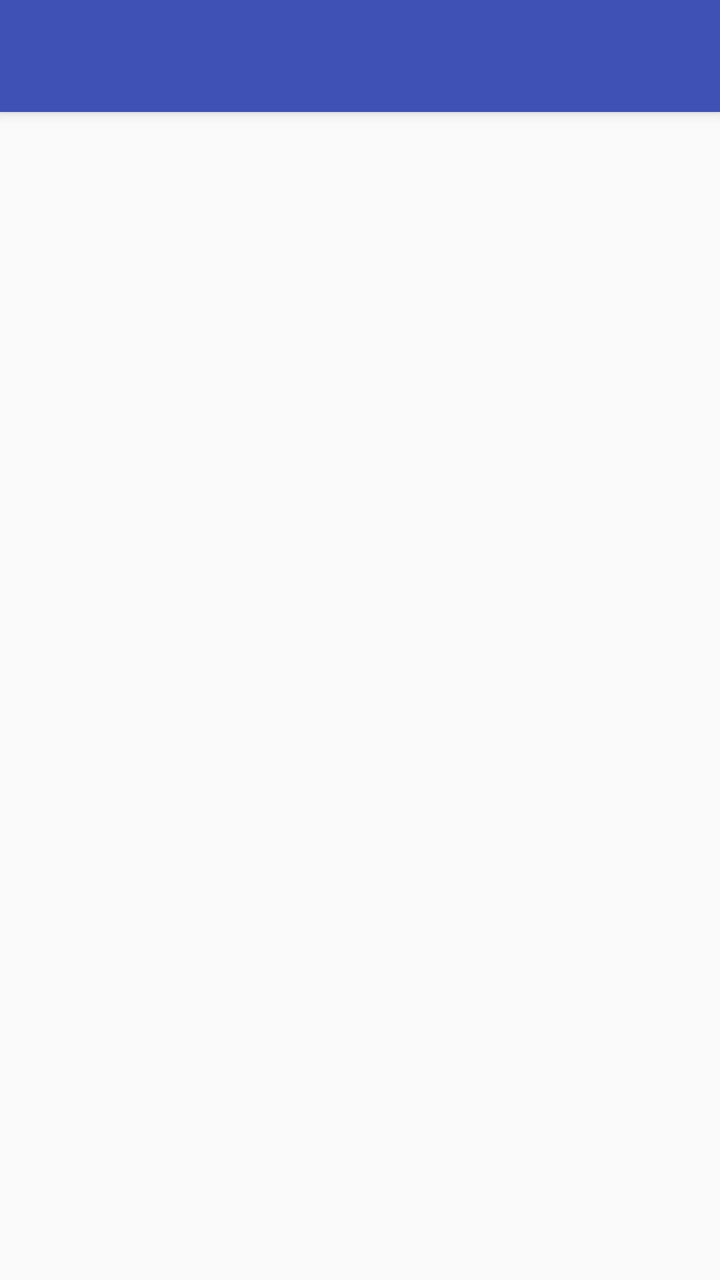
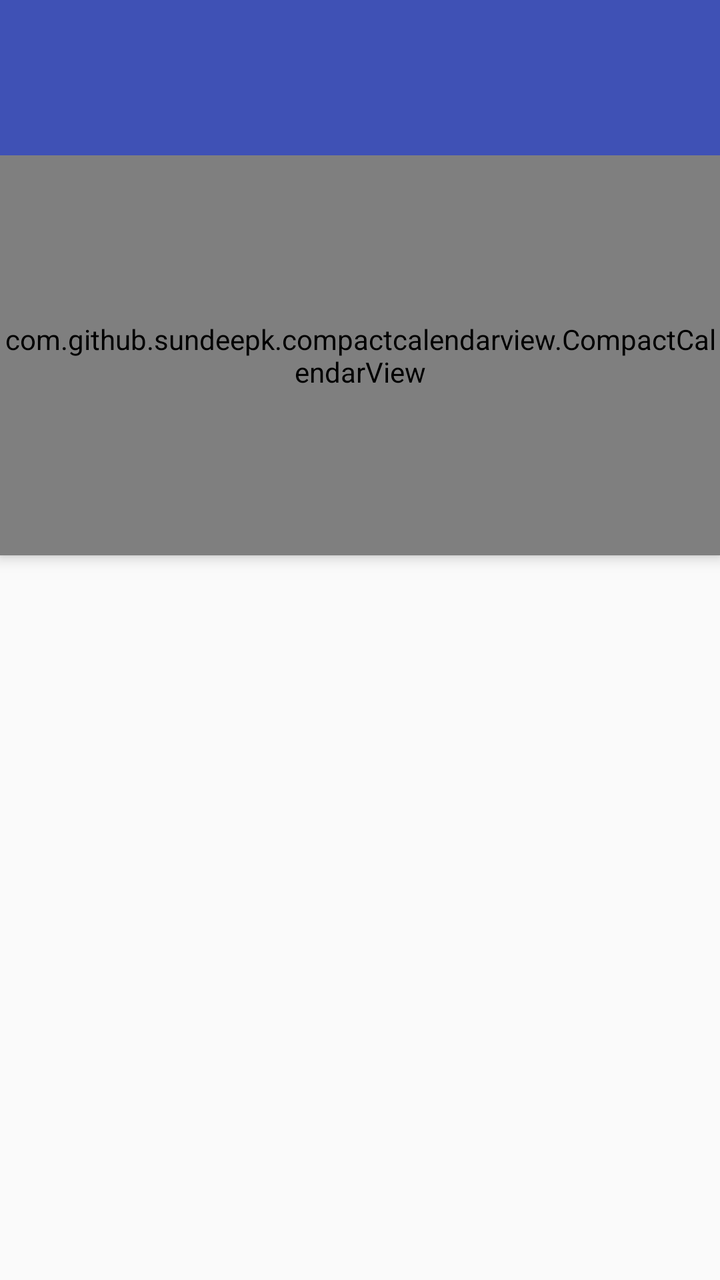

The first picture is an Android layout as it rendered before a commit; the second is the same layout after the commit. The layout source and the unified diff follow.
<!-- AndroidManifest.xml: application theme AppTheme.NoActionBar -->
<!-- res/layout/app_bar_main.xml -->
<?xml version="1.0" encoding="utf-8"?>
<android.support.design.widget.CoordinatorLayout xmlns:android="http://schemas.android.com/apk/res/android"
    xmlns:app="http://schemas.android.com/apk/res-auto"
    xmlns:tools="http://schemas.android.com/tools"
    android:layout_width="match_parent"
    android:layout_height="match_parent"
    tools:context="com.sharpdroid.registro.Activities.MainActivity">

    <android.support.design.widget.AppBarLayout
        android:layout_width="match_parent"
        android:layout_height="wrap_content"
        android:background="?attr/colorPrimary"
        android:fitsSystemWindows="true"
        android:theme="@style/AppTheme.AppBarOverlay">

        <android.support.v7.widget.Toolbar
            android:id="@+id/toolbar"
            android:layout_width="match_parent"
            android:layout_height="?attr/actionBarSize"
            app:popupTheme="@style/AppTheme.PopupOverlay" />

        <com.github.sundeepk.compactcalendarview.CompactCalendarView
            android:id="@+id/calendar"
            android:layout_width="match_parent"
            android:layout_height="200dp"
            android:visibility="gone"
            app:compactCalendarBackgroundColor="?attr/colorPrimary"
            app:compactCalendarCurrentDayBackgroundColor="@color/bluematerial"
            app:compactCalendarCurrentSelectedDayBackgroundColor="?attr/colorPrimaryDark"
            app:compactCalendarMultiEventIndicatorColor="#ff76ff03"
            app:compactCalendarTextColor="#ffffffff"
            app:compactCalendarTextSize="12.0sp" />

    </android.support.design.widget.AppBarLayout>

    <include layout="@layout/content_main" />

</android.support.design.widget.CoordinatorLayout>
<!-- res/layout/content_main.xml (included above) -->
<?xml version="1.0" encoding="utf-8"?>
<RelativeLayout xmlns:android="http://schemas.android.com/apk/res/android"
    xmlns:app="http://schemas.android.com/apk/res-auto"
    xmlns:tools="http://schemas.android.com/tools"
    android:id="@+id/fragment_container"
    android:layout_width="match_parent"
    android:layout_height="match_parent"
    app:layout_behavior="@string/appbar_scrolling_view_behavior"
    tools:context="com.sharpdroid.registro.Activities.MainActivity"
    tools:showIn="@layout/app_bar_main" />
<!-- resources referenced by this layout -->
<resources>
  <color name="bluematerial">#2196F3</color>
  <style name="AppTheme.AppBarOverlay" parent="ThemeOverlay.AppCompat.Dark.ActionBar" />
  <style name="AppTheme.PopupOverlay" parent="ThemeOverlay.AppCompat.Light" />
  <style name="AppTheme.NoActionBar">
          <item name="windowActionBar">false</item>
          <item name="windowNoTitle">true</item>
      </style>
</resources>

<!-- the commit's change to res/layout/app_bar_main.xml (unified diff, before → after) -->
@@ -19,11 +19,20 @@
             android:layout_height="?attr/actionBarSize"
             app:popupTheme="@style/AppTheme.PopupOverlay" />
 
+        <TextView
+            android:id="@+id/month"
+            android:layout_width="match_parent"
+            android:layout_height="wrap_content"
+            android:gravity="center"
+            android:paddingBottom="4dp"
+            android:textColor="@color/md_white_1000"
+            android:textSize="13sp"
+            android:textStyle="bold" />
+
         <com.github.sundeepk.compactcalendarview.CompactCalendarView
             android:id="@+id/calendar"
             android:layout_width="match_parent"
             android:layout_height="200dp"
-            android:visibility="gone"
             app:compactCalendarBackgroundColor="?attr/colorPrimary"
             app:compactCalendarCurrentDayBackgroundColor="@color/bluematerial"
             app:compactCalendarCurrentSelectedDayBackgroundColor="?attr/colorPrimaryDark"
<!-- resource entries referenced after the edit -->
@@ -1,6 +1,7 @@
 <!-- resources referenced by this layout -->
 <resources>
   <color name="bluematerial">#2196F3</color>
+  <color name="md_white_1000">#ffffff</color>
   <style name="AppTheme.AppBarOverlay" parent="ThemeOverlay.AppCompat.Dark.ActionBar" />
   <style name="AppTheme.PopupOverlay" parent="ThemeOverlay.AppCompat.Light" />
   <style name="AppTheme.NoActionBar">
